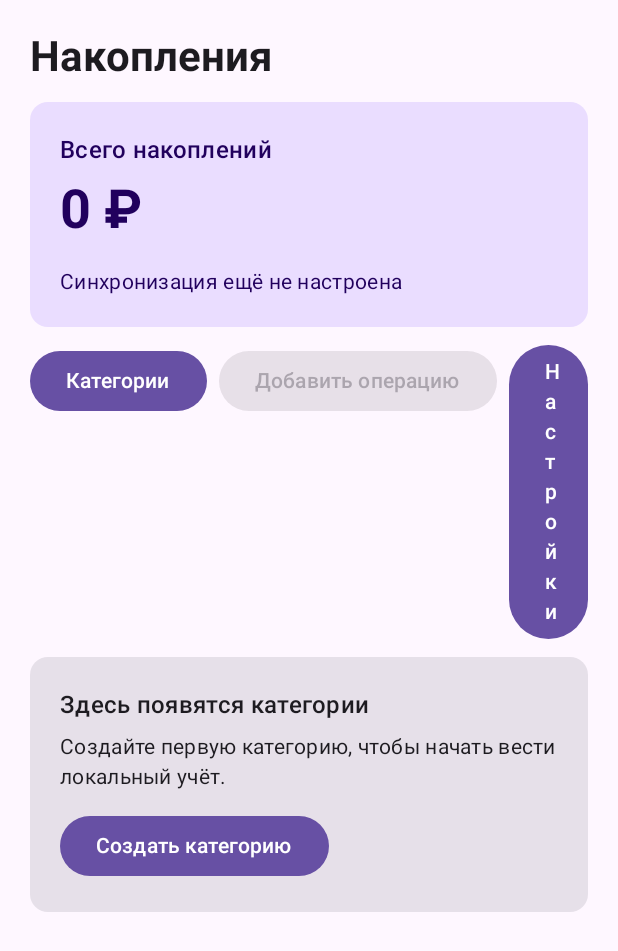
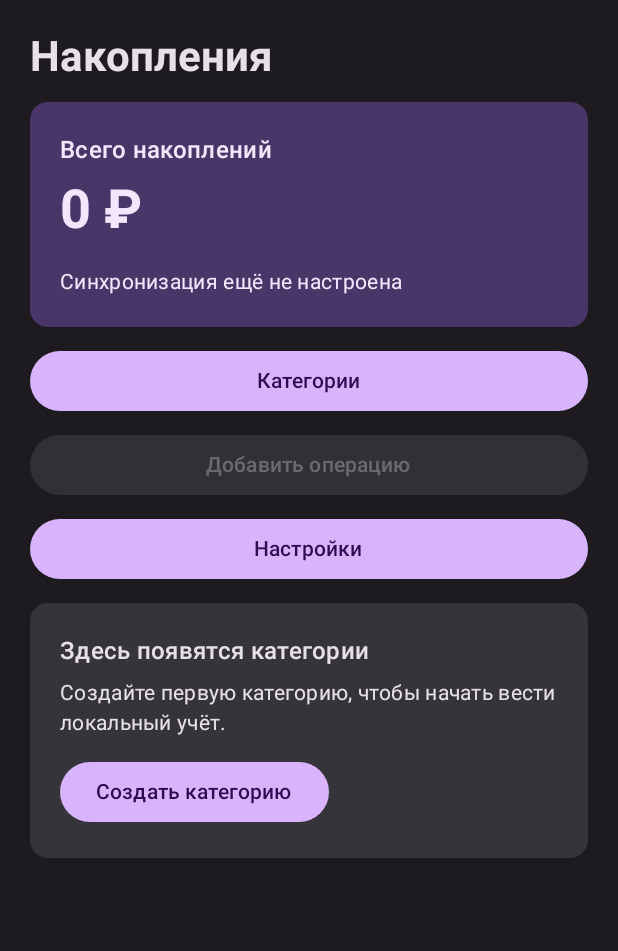
Before and after one commit to mihascor/Reserve_Sin, an Android app built with Jetpack Compose: the screen it shows after launch (MainActivity), on a phone screen of 412 x 824 dp. Shown: the top 951 px of the screen. Run offline under Robolectric (Android 15) with nearby library versions, the light colour scheme and no system bars; our stand-ins replace Room's generated code.

Commit message:
Темная тема

```diff
--- a/androidApp/src/main/java/ru/reserve/sin/MainActivity.kt
+++ b/androidApp/src/main/java/ru/reserve/sin/MainActivity.kt
@@ -1,15 +1,16 @@
 package ru.reserve.sin
 
 import android.os.Bundle
+import android.graphics.Color
 import androidx.activity.ComponentActivity
 import androidx.activity.compose.setContent
-import androidx.compose.material3.MaterialTheme
 import androidx.compose.material3.Surface
 import androidx.compose.runtime.getValue
 import androidx.compose.runtime.mutableStateOf
 import androidx.compose.runtime.remember
 import androidx.compose.runtime.setValue
 import androidx.lifecycle.viewmodel.compose.viewModel
+import androidx.core.view.WindowCompat
 import ru.reserve.sin.data.ReserveRepository
 import ru.reserve.sin.data.local.ReserveDatabase
 import ru.reserve.sin.data.remote.ServerConnectionChecker
@@ -26,15 +27,22 @@ import ru.reserve.sin.ui.operation.OperationViewModelFactory
 import ru.reserve.sin.ui.settings.SettingsRoute
 import ru.reserve.sin.ui.settings.SettingsViewModel
 import ru.reserve.sin.ui.settings.SettingsViewModelFactory
+import ru.reserve.sin.ui.theme.ReserveSinTheme
 
 class MainActivity : ComponentActivity() {
     override fun onCreate(savedInstanceState: Bundle?) {
         super.onCreate(savedInstanceState)
+        window.statusBarColor = Color.rgb(20, 18, 24)
+        window.navigationBarColor = Color.rgb(20, 18, 24)
+        WindowCompat.getInsetsController(window, window.decorView).apply {
+            isAppearanceLightStatusBars = false
+            isAppearanceLightNavigationBars = false
+        }
         val repository = ReserveRepository(ReserveDatabase.create(applicationContext))
         val settingsRepository = ServerSettingsRepository(applicationContext)
         setContent {
-            MaterialTheme {
-                Surface(color = MaterialTheme.colorScheme.background) {
+            ReserveSinTheme {
+                Surface {
                     var route by remember { mutableStateOf("home") }
                     when (route) {
                         "categories" -> {
--- a/androidApp/src/main/java/ru/reserve/sin/ui/home/HomeScreen.kt
+++ b/androidApp/src/main/java/ru/reserve/sin/ui/home/HomeScreen.kt
@@ -79,12 +79,16 @@ fun HomeScreen(
             )
         }
         item {
-            Row(horizontalArrangement = Arrangement.spacedBy(8.dp)) {
-                Button(onClick = onManageCategories) { Text("Категории") }
-                Button(onClick = onAddOperation, enabled = state.categories.isNotEmpty()) {
+            Column(verticalArrangement = Arrangement.spacedBy(8.dp)) {
+                Button(onClick = onManageCategories, modifier = Modifier.fillMaxWidth()) { Text("Категории") }
+                Button(
+                    onClick = onAddOperation,
+                    enabled = state.categories.isNotEmpty(),
+                    modifier = Modifier.fillMaxWidth(),
+                ) {
                     Text("Добавить операцию")
                 }
-                Button(onClick = onOpenSettings) { Text("Настройки") }
+                Button(onClick = onOpenSettings, modifier = Modifier.fillMaxWidth()) { Text("Настройки") }
             }
         }
         if (state.categories.isEmpty()) {
--- /dev/null
+++ b/androidApp/src/main/java/ru/reserve/sin/ui/theme/ReserveSinTheme.kt
@@ -0,0 +1,34 @@
+package ru.reserve.sin.ui.theme
+
+import androidx.compose.material3.MaterialTheme
+import androidx.compose.material3.darkColorScheme
+import androidx.compose.runtime.Composable
+import androidx.compose.ui.graphics.Color
+
+private val ReserveSinDarkColors = darkColorScheme(
+    primary = Color(0xFFD8B4FE),
+    onPrimary = Color(0xFF2D0B4E),
+    primaryContainer = Color(0xFF493568),
+    onPrimaryContainer = Color(0xFFF2E7FF),
+    secondary = Color(0xFFD0C3DC),
+    onSecondary = Color(0xFF352D3D),
+    secondaryContainer = Color(0xFF4B4354),
+    onSecondaryContainer = Color(0xFFEDE4F4),
+    background = Color(0xFF141218),
+    onBackground = Color(0xFFE8E0E8),
+    surface = Color(0xFF1D1B20),
+    onSurface = Color(0xFFE8E0E8),
+    surfaceVariant = Color(0xFF49454F),
+    onSurfaceVariant = Color(0xFFCAC4D0),
+    outline = Color(0xFF958F99),
+    error = Color(0xFFFFB4AB),
+    onError = Color(0xFF690005),
+)
+
+@Composable
+fun ReserveSinTheme(content: @Composable () -> Unit) {
+    MaterialTheme(
+        colorScheme = ReserveSinDarkColors,
+        content = content,
+    )
+}
--- a/androidApp/src/main/res/values/themes.xml
+++ b/androidApp/src/main/res/values/themes.xml
@@ -1,3 +1,3 @@
 <resources>
-    <style name="Theme.ReserveSin" parent="android:style/Theme.Material.Light.NoActionBar" />
+    <style name="Theme.ReserveSin" parent="android:style/Theme.Material.NoActionBar" />
 </resources>
```
Also changed, not shown: 1 other file.
